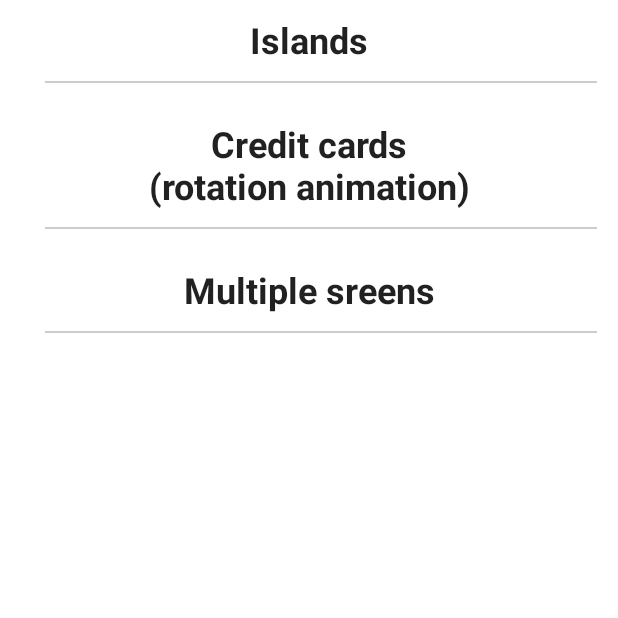
After one commit to ArtemisSoftware/Amphitrite-UI-2, an Android app built with Jetpack Compose: the SelectorScreen screen opened through its navigation route, on a phone screen of 412 x 824 dp, the top half of it. The commit adds this screen. Run offline under Robolectric (Android 15) with nearby library versions, the phone set to English and light mode, and no system bars; our stand-ins replace paging.

Commit message:
Selector

```diff
--- a/app/src/main/java/com/artemissoftware/amphitriteui2/MainActivity.kt
+++ b/app/src/main/java/com/artemissoftware/amphitriteui2/MainActivity.kt
@@ -13,9 +13,13 @@ import androidx.compose.runtime.Composable
 import androidx.compose.ui.Alignment
 import androidx.compose.ui.Modifier
 import androidx.compose.ui.tooling.preview.Preview
+import androidx.navigation.compose.rememberNavController
+import androidx.paging.PagingData
+import androidx.paging.compose.collectAsLazyPagingItems
 import com.artemissoftware.amphitriteui2.creditcard.CreditCardScreen
 import com.artemissoftware.amphitriteui2.islands.Island
 import com.artemissoftware.amphitriteui2.ui.theme.AmphitriteUI2Theme
+import kotlinx.coroutines.flow.MutableStateFlow
 
 class MainActivity : ComponentActivity() {
     override fun onCreate(savedInstanceState: Bundle?) {
@@ -28,32 +32,10 @@ class MainActivity : ComponentActivity() {
                     color = MaterialTheme.colors.background
                 ) {
 
-                    CreditCardScreen()
-
-
-//                    SingleContent {
-//                        Island()
-//                    }
-
-
+                    SetupNavGraph(navController = rememberNavController())
 
                 }
             }
         }
     }
 }
-
-@Composable
-fun SingleContent(
-    content: @Composable() () -> Unit
-){
-
-    Column(
-        modifier = Modifier.fillMaxSize(),
-        horizontalAlignment = Alignment.CenterHorizontally,
-        verticalArrangement = Arrangement.Center
-    ) {
-        content()
-    }
-
-}
--- /dev/null
+++ b/app/src/main/java/com/artemissoftware/amphitriteui2/SelectorScreen.kt
@@ -0,0 +1,115 @@
+package com.artemissoftware.amphitriteui2
+
+import androidx.compose.foundation.clickable
+import androidx.compose.foundation.layout.*
+import androidx.compose.foundation.lazy.LazyColumn
+import androidx.compose.material.Divider
+import androidx.compose.material.Text
+import androidx.compose.runtime.Composable
+import androidx.compose.ui.Modifier
+import androidx.compose.ui.graphics.Color
+import androidx.compose.ui.text.font.FontWeight
+import androidx.compose.ui.text.style.TextAlign
+import androidx.compose.ui.unit.dp
+import androidx.compose.ui.unit.sp
+import androidx.navigation.NavHostController
+import androidx.navigation.compose.NavHost
+import androidx.navigation.compose.composable
+import com.artemissoftware.amphitriteui2.creditcard.CreditCardScreen
+import com.artemissoftware.amphitriteui2.islands.Island
+
+@Composable
+fun SelectorScreen(navController: NavHostController) {
+
+    LazyColumn(
+        modifier = Modifier.fillMaxHeight(),
+        //verticalArrangement = Arrangement.spacedBy(24.dp)
+    ) {
+        item {
+
+            Exercise(
+                title = "Islands",
+                navController,
+                Destinations.Islands
+            )
+        }
+        item {
+
+            Exercise(
+                title = "Credit cards\n(rotation animation)",
+                navController,
+                Destinations.CreditCards
+            )
+        }
+        item {
+
+            Exercise(
+                title = "Multiple sreens",
+                navController,
+                Destinations.MultipleSreens
+            )
+        }
+    }
+
+
+
+}
+
+
+
+sealed class Destinations(val route: String){
+    object Home: Destinations("home_screen")
+    object Islands: Destinations("islands_screen")
+    object CreditCards: Destinations("credit_cards_screen")
+    object MultipleSreens: Destinations("multiple_screens_screen")
+}
+
+@Composable
+fun SetupNavGraph(navController: NavHostController) {
+    NavHost(
+        navController = navController,
+        startDestination = Destinations.Home.route
+    ) {
+        composable(route = Destinations.Home.route){
+            SelectorScreen(navController)
+        }
+        composable(route = Destinations.Islands.route){
+            SingleContent{
+                Island()
+            }
+        }
+        composable(route = Destinations.CreditCards.route){
+            CreditCardScreen()
+        }
+        composable(route = Destinations.MultipleSreens.route){
+            CreditCardScreen()
+        }
+
+    }
+}
+
+
+@Composable
+fun Exercise(title: String, navController: NavHostController, destination: Destinations) {
+    Column(
+        modifier = Modifier
+            .fillMaxWidth()
+            .padding(14.dp)
+            .clickable {
+                navController.navigate(destination.route)
+            },
+        verticalArrangement = Arrangement.Center
+    ) {
+        Text(
+            text = title,
+            fontWeight = FontWeight.Bold,
+            textAlign = TextAlign.Center,
+            fontSize = 24.sp,
+            modifier = Modifier.fillMaxWidth()
+
+        )
+
+        Divider(startIndent = 16.dp, thickness = 1.dp, color = Color.LightGray, modifier = Modifier.padding(top = 12.dp))
+    }
+
+}
--- a/build.gradle
+++ b/build.gradle
@@ -1,10 +1,11 @@
 buildscript {
     ext {
-        compose_ui_version = '1.1.1'
+        compose_ui_version = '1.3.2'//'1.1.1'
+        kotlin_version = '1.7.20' //'1.6.10'
     }
 }// Top-level build file where you can add configuration options common to all sub-projects/modules.
 plugins {
     id 'com.android.application' version '7.3.1' apply false
     id 'com.android.library' version '7.3.1' apply false
-    id 'org.jetbrains.kotlin.android' version '1.6.10' apply false
+    id 'org.jetbrains.kotlin.android' version "$kotlin_version" apply false
 }
```
Also changed, not shown: app/build.gradle (+8 -3 lines), app/src/main/java/com/artemissoftware/amphitriteui2/SingleContent.kt (added, +23 -0 lines).
